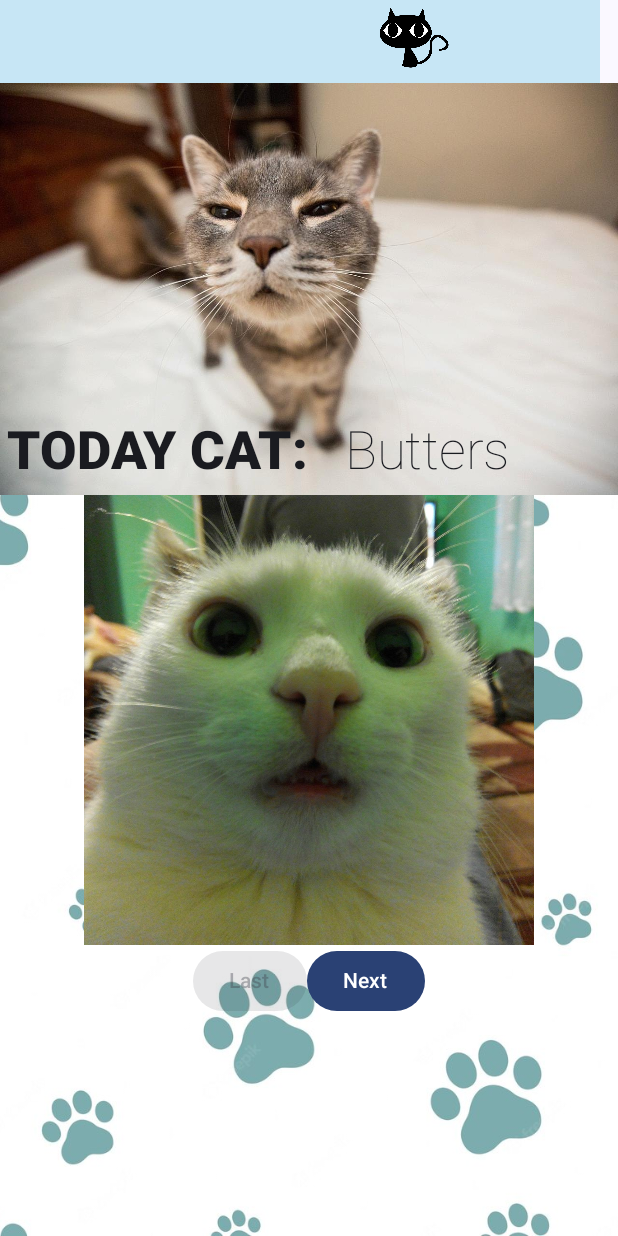
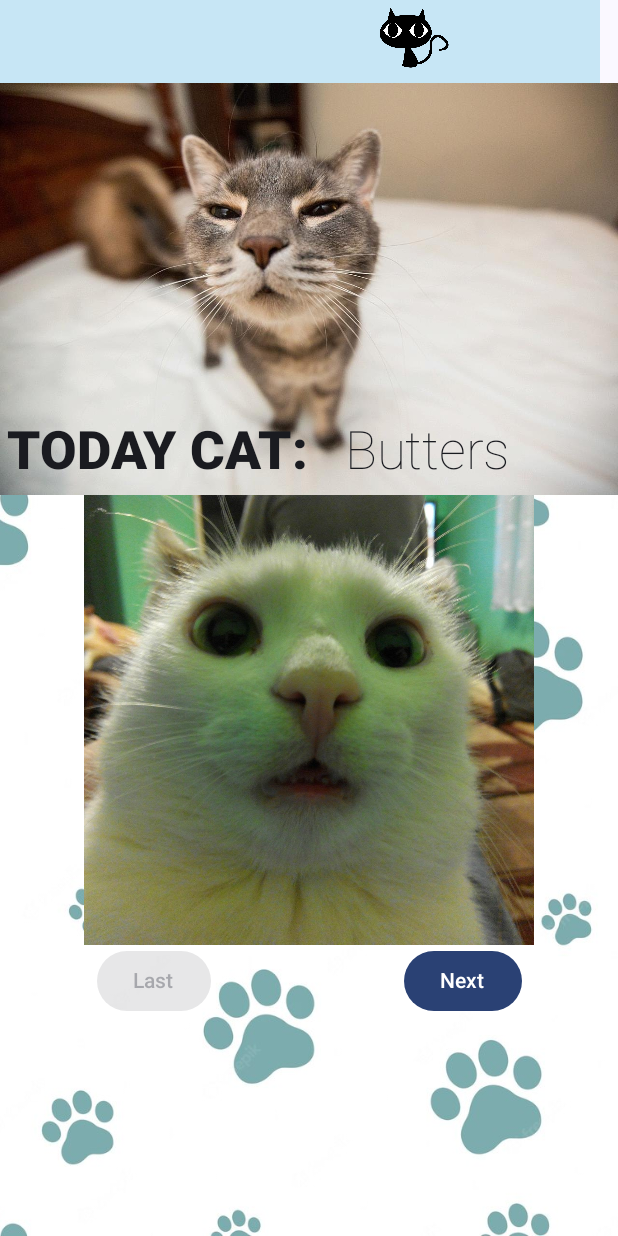
Before and after one commit to al3j4ndrolm/My_Application, an Android app built with Jetpack Compose: the screen it shows after launch (MainActivity), on a phone screen of 412 x 824 dp. Run offline under Robolectric (Android 15) with nearby library versions, the phone set to English and light mode, and no system bars.

Commit message:
CuteCat_4 - Space out the buttons

```diff
--- a/app/src/main/java/com/example/myapplication/MainActivity.kt
+++ b/app/src/main/java/com/example/myapplication/MainActivity.kt
@@ -151,7 +151,10 @@ fun Greeting(name: String, modifier: Modifier = Modifier) {
                         painter = painterResource(imageResource),
                         contentDescription = "Funny_cat_1"
                     )
-                    Row() {
+                    Row(
+                        modifier = Modifier.fillMaxWidth(),
+                        horizontalArrangement = Arrangement.SpaceAround
+                    ) {
                         Button(onClick = {
                             result = result - 1
                         }, enabled = result > 1) {
```
